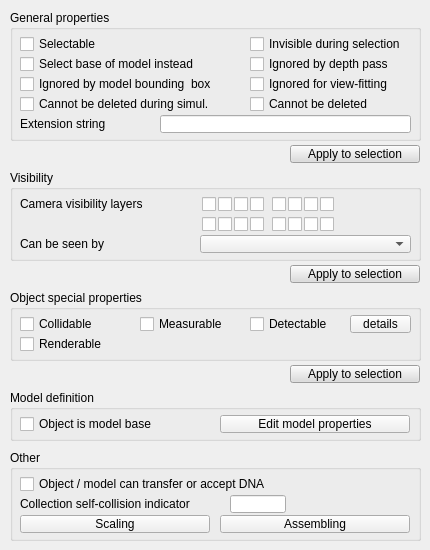
Old version of the form ui/qdlgcommonproperties.ui in the repository CoppeliaRobotics/coppeliaSimLib.
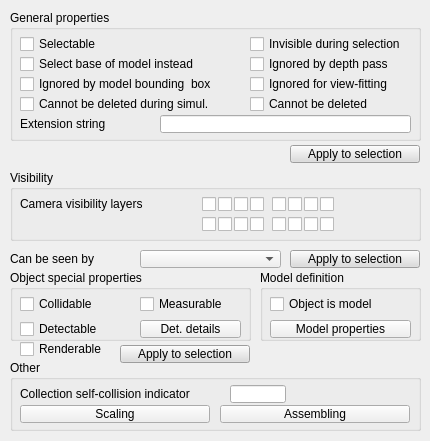
New version of the form.

Commit message: renderable tag is ignored now (visibility is used). + etc.

```diff
--- a/ui/qdlgcommonproperties.ui
+++ b/ui/qdlgcommonproperties.ui
@@ -7,7 +7,7 @@
     <x>0</x>
     <y>0</y>
     <width>430</width>
-    <height>550</height>
+    <height>441</height>
    </rect>
   </property>
   <property name="windowTitle">
@@ -189,7 +189,7 @@
      <x>10</x>
      <y>170</y>
      <width>411</width>
-     <height>91</height>
+     <height>71</height>
     </rect>
    </property>
    <property name="title">
@@ -454,19 +454,6 @@
      <string/>
     </property>
    </widget>
-   <widget class="QComboBox" name="qqViewableObjects">
-    <property name="geometry">
-     <rect>
-      <x>190</x>
-      <y>65</y>
-      <width>211</width>
-      <height>18</height>
-     </rect>
-    </property>
-    <property name="maxVisibleItems">
-     <number>50</number>
-    </property>
-   </widget>
    <widget class="QLabel" name="label_4">
     <property name="geometry">
      <rect>
@@ -480,27 +467,14 @@
      <string>Camera visibility layers</string>
     </property>
    </widget>
-   <widget class="QLabel" name="qqSeen">
-    <property name="geometry">
-     <rect>
-      <x>10</x>
-      <y>65</y>
-      <width>161</width>
-      <height>18</height>
-     </rect>
-    </property>
-    <property name="text">
-     <string>Can be seen by</string>
-    </property>
-   </widget>
   </widget>
   <widget class="QGroupBox" name="groupBox_3">
    <property name="geometry">
     <rect>
-     <x>10</x>
-     <y>390</y>
-     <width>411</width>
-     <height>51</height>
+     <x>260</x>
+     <y>270</y>
+     <width>161</width>
+     <height>71</height>
     </rect>
    </property>
    <property name="title">
@@ -514,7 +488,7 @@
      <rect>
       <x>10</x>
       <y>25</y>
-      <width>191</width>
+      <width>151</width>
       <height>18</height>
      </rect>
     </property>
@@ -522,15 +496,15 @@
      <enum>Qt::StrongFocus</enum>
     </property>
     <property name="text">
-     <string>Object is model base</string>
+     <string>Object is model</string>
     </property>
    </widget>
    <widget class="QToolButton" name="qqEditModelProperties">
     <property name="geometry">
      <rect>
-      <x>210</x>
-      <y>25</y>
-      <width>190</width>
+      <x>10</x>
+      <y>50</y>
+      <width>141</width>
       <height>18</height>
      </rect>
     </property>
@@ -538,7 +512,7 @@
      <enum>Qt::StrongFocus</enum>
     </property>
     <property name="text">
-     <string>Edit model properties</string>
+     <string>Model properties</string>
     </property>
    </widget>
   </widget>
@@ -546,8 +520,8 @@
    <property name="geometry">
     <rect>
      <x>10</x>
-     <y>290</y>
-     <width>411</width>
+     <y>270</y>
+     <width>241</width>
      <height>71</height>
     </rect>
    </property>
@@ -589,27 +563,11 @@
      <string>Measurable</string>
     </property>
    </widget>
-   <widget class="QCheckBox" name="qqRenderable">
-    <property name="geometry">
-     <rect>
-      <x>10</x>
-      <y>45</y>
-      <width>121</width>
-      <height>18</height>
-     </rect>
-    </property>
-    <property name="focusPolicy">
-     <enum>Qt::StrongFocus</enum>
-    </property>
-    <property name="text">
-     <string>Renderable</string>
-    </property>
-   </widget>
    <widget class="QCheckBox" name="qqDetectable">
     <property name="geometry">
      <rect>
-      <x>240</x>
-      <y>25</y>
+      <x>10</x>
+      <y>50</y>
       <width>101</width>
       <height>18</height>
      </rect>
@@ -627,9 +585,9 @@
    <widget class="QToolButton" name="qqEditDetectableDetails">
     <property name="geometry">
      <rect>
-      <x>340</x>
-      <y>25</y>
-      <width>61</width>
+      <x>130</x>
+      <y>50</y>
+      <width>101</width>
       <height>18</height>
      </rect>
     </property>
@@ -637,7 +595,7 @@
      <enum>Qt::StrongFocus</enum>
     </property>
     <property name="text">
-     <string>details</string>
+     <string>Det. details</string>
     </property>
    </widget>
   </widget>
@@ -645,9 +603,9 @@
    <property name="geometry">
     <rect>
      <x>10</x>
-     <y>450</y>
+     <y>360</y>
      <width>411</width>
-     <height>91</height>
+     <height>71</height>
     </rect>
    </property>
    <property name="title">
@@ -660,7 +618,7 @@
     <property name="geometry">
      <rect>
       <x>10</x>
-      <y>65</y>
+      <y>45</y>
       <width>190</width>
       <height>18</height>
      </rect>
@@ -676,7 +634,7 @@
     <property name="geometry">
      <rect>
       <x>210</x>
-      <y>65</y>
+      <y>45</y>
       <width>190</width>
       <height>18</height>
      </rect>
@@ -688,27 +646,11 @@
      <string>Assembling</string>
     </property>
    </widget>
-   <widget class="QCheckBox" name="qqUpdatable">
-    <property name="geometry">
-     <rect>
-      <x>10</x>
-      <y>25</y>
-      <width>331</width>
-      <height>18</height>
-     </rect>
-    </property>
-    <property name="focusPolicy">
-     <enum>Qt::StrongFocus</enum>
-    </property>
-    <property name="text">
-     <string>Object / model can transfer or accept DNA</string>
-    </property>
-   </widget>
    <widget class="QLineEdit" name="qqSelfCollisionIndicator">
     <property name="geometry">
      <rect>
       <x>220</x>
-      <y>45</y>
+      <y>25</y>
       <width>56</width>
       <height>18</height>
      </rect>
@@ -718,7 +660,7 @@
     <property name="geometry">
      <rect>
       <x>10</x>
-      <y>45</y>
+      <y>25</y>
       <width>201</width>
       <height>18</height>
      </rect>
@@ -1190,7 +1132,7 @@
    <property name="geometry">
     <rect>
      <x>290</x>
-     <y>265</y>
+     <y>250</y>
      <width>130</width>
      <height>18</height>
     </rect>
@@ -1647,8 +1589,8 @@
   <widget class="QToolButton" name="qqApplySpecialProperties">
    <property name="geometry">
     <rect>
-     <x>290</x>
-     <y>365</y>
+     <x>120</x>
+     <y>345</y>
      <width>130</width>
      <height>18</height>
     </rect>
@@ -2105,6 +2047,48 @@
     <string>Apply to selection</string>
    </property>
   </widget>
+  <widget class="QCheckBox" name="qqRenderable">
+   <property name="geometry">
+    <rect>
+     <x>20</x>
+     <y>340</y>
+     <width>91</width>
+     <height>18</height>
+    </rect>
+   </property>
+   <property name="focusPolicy">
+    <enum>Qt::StrongFocus</enum>
+   </property>
+   <property name="text">
+    <string>Renderable</string>
+   </property>
+  </widget>
+  <widget class="QComboBox" name="qqViewableObjects">
+   <property name="geometry">
+    <rect>
+     <x>140</x>
+     <y>250</y>
+     <width>141</width>
+     <height>18</height>
+    </rect>
+   </property>
+   <property name="maxVisibleItems">
+    <number>50</number>
+   </property>
+  </widget>
+  <widget class="QLabel" name="qqSeen">
+   <property name="geometry">
+    <rect>
+     <x>10</x>
+     <y>250</y>
+     <width>91</width>
+     <height>18</height>
+    </rect>
+   </property>
+   <property name="text">
+    <string>Can be seen by</string>
+   </property>
+  </widget>
  </widget>
  <tabstops>
   <tabstop>qqSelectable</tabstop>
```
Left out of the diff: 1 changed line with no effect on the pictures. The commit also changes 38 other files.
